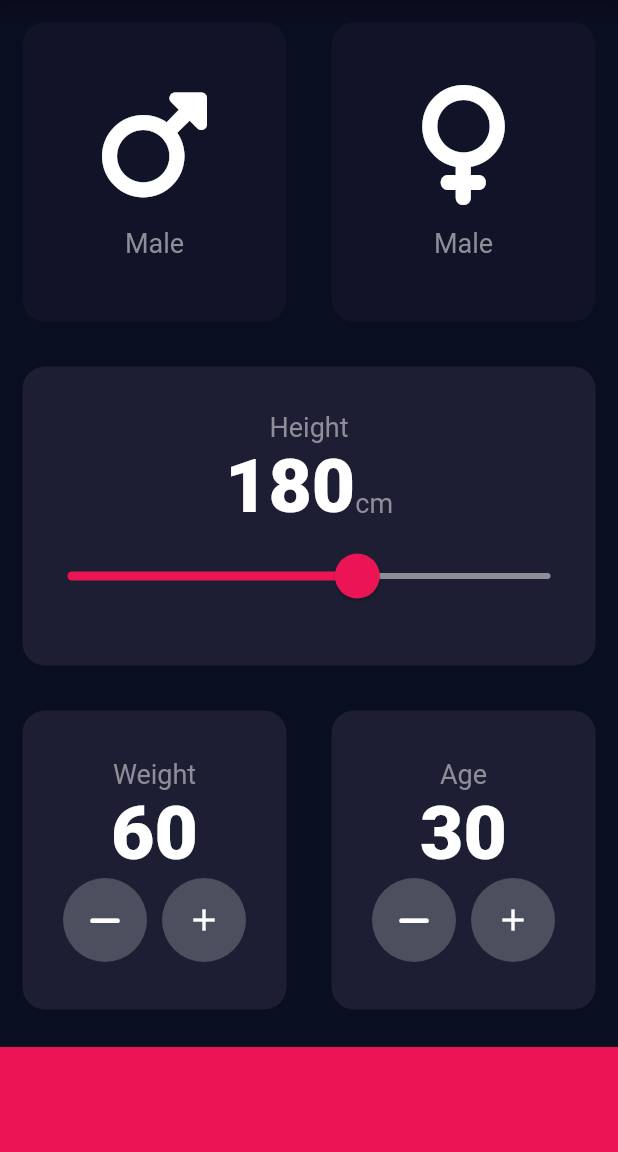
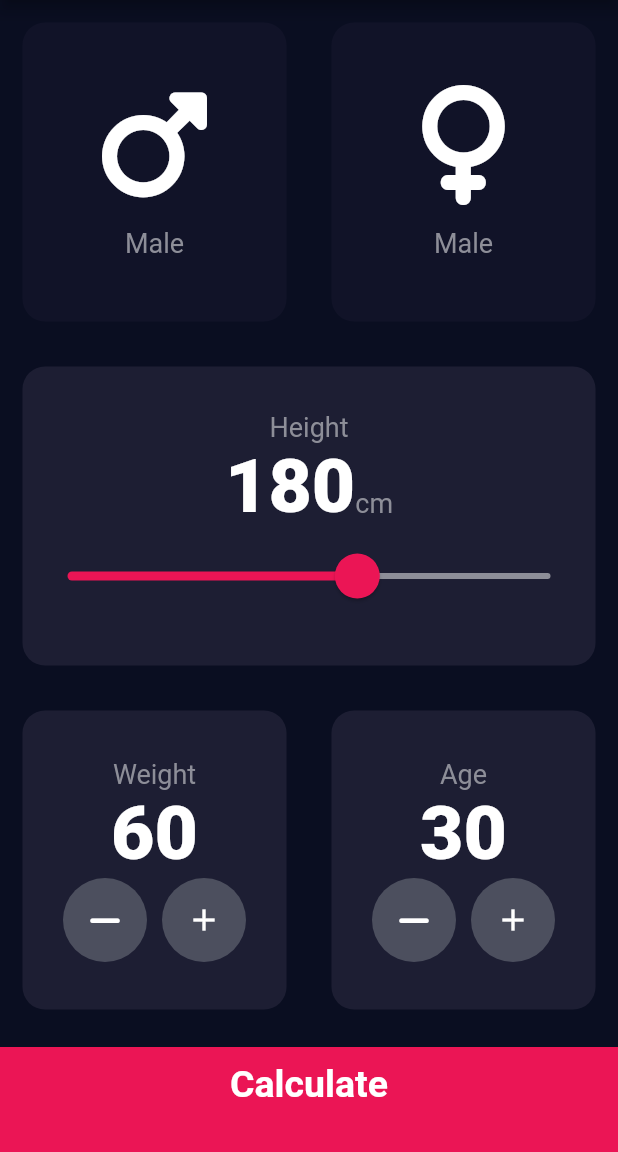
Before and after one commit to niyazrazak/bmi_calculator, a Flutter app: the screen it shows after launch, on a phone screen of 412 x 824 dp, the part 84-1236 px from its top. Run offline on Flutter 3.47's test engine with Material 2 defaults, Android fonts, the phone set to English and light mode, and no system bars; our stand-ins replace font_awesome_flutter.

Commit message:
feat: calculation

```diff
--- /dev/null
+++ b/lib/bottom_button.dart
@@ -0,0 +1,26 @@
+import 'package:bmi_calculator/result_page.dart';
+import 'package:flutter/material.dart';
+import 'constant.dart';
+
+class BottomButton extends StatelessWidget {
+  BottomButton({required this.buttonTitle, required this.onTap});
+
+  final String buttonTitle;
+  final onTap;
+  @override
+  Widget build(BuildContext context) {
+    return GestureDetector(
+      onTap: onTap,
+      child: Container(
+        child: Center(
+          child: Text(buttonTitle, style: kLargeButtonTextStyle),
+        ),
+        color: Color(0xFFEB1555),
+        padding: EdgeInsets.only(bottom: 20.0),
+        margin: EdgeInsets.only(top: 10.0),
+        width: double.infinity,
+        height: 70,
+      ),
+    );
+  }
+}
--- a/lib/input_page.dart
+++ b/lib/input_page.dart
@@ -1,10 +1,14 @@
 // ignore_for_file: prefer_const_constructors
 
+import 'package:bmi_calculator/result_page.dart';
+import 'package:bmi_calculator/round_icon_button.dart';
 import 'package:flutter/material.dart';
 import 'package:font_awesome_flutter/font_awesome_flutter.dart';
+import 'bottom_button.dart';
 import 'icon_content.dart';
 import 'reusable_card.dart';
 import 'constant.dart';
+import 'calculate_brain.dart';
 
 class InputPage extends StatefulWidget {
   const InputPage({super.key});
@@ -206,34 +210,23 @@ class _InputPageState extends State<InputPage> {
               ],
             ),
           ),
-          Container(
-            color: Color(0xFFEB1555),
-            margin: EdgeInsets.only(top: 10.0),
-            width: double.infinity,
-            height: 70,
+          BottomButton(
+            buttonTitle: "Calculate",
+            onTap: (() {
+              CalculateBrain calc =
+                  CalculateBrain(height: height, weight: weight);
+              Navigator.push(
+                  context,
+                  MaterialPageRoute(
+                      builder: ((context) => ResultPage(
+                            bmiResult: calc.calculateBMI(),
+                            interpretation: calc.getInterpretation(),
+                            resultText: calc.getResult(),
+                          ))));
+            }),
           ),
         ],
       ),
     );
   }
 }
-
-class RoundIconButton extends StatelessWidget {
-  RoundIconButton({required this.icon, required this.onPressed});
-  final IconData icon;
-  final onPressed;
-  @override
-  Widget build(BuildContext context) {
-    return RawMaterialButton(
-      elevation: 0.0,
-      onPressed: onPressed,
-      constraints: BoxConstraints.tightFor(
-        height: 56,
-        width: 56,
-      ),
-      shape: CircleBorder(),
-      fillColor: Color(0xFF4C4F5E),
-      child: Icon(icon),
-    );
-  }
-}
--- /dev/null
+++ b/lib/round_icon_button.dart
@@ -0,0 +1,21 @@
+import 'package:flutter/material.dart';
+
+class RoundIconButton extends StatelessWidget {
+  RoundIconButton({required this.icon, required this.onPressed});
+  final IconData icon;
+  final onPressed;
+  @override
+  Widget build(BuildContext context) {
+    return RawMaterialButton(
+      elevation: 0.0,
+      onPressed: onPressed,
+      constraints: BoxConstraints.tightFor(
+        height: 56,
+        width: 56,
+      ),
+      shape: CircleBorder(),
+      fillColor: Color(0xFF4C4F5E),
+      child: Icon(icon),
+    );
+  }
+}
```
Also changed, not shown: lib/calculate_brain.dart (added, +34 -0 lines), lib/constant.dart (+25 -0 lines), lib/result_page.dart (added, +69 -0 lines).
